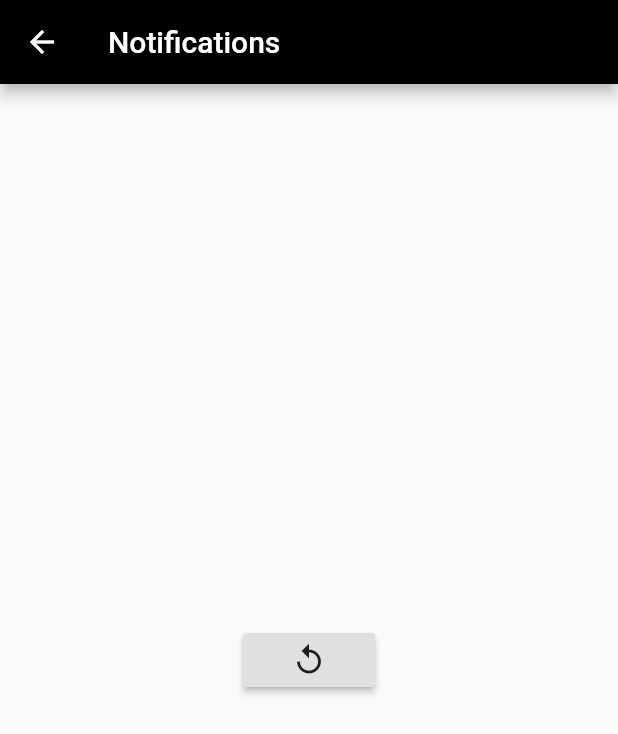
After one commit to abhinav-khanna/zeitgeist-2019, a Flutter app: the NotificationPage screen opened by its route, on a phone screen of 412 x 824 dp. The commit adds this screen. Shown: the top 734 px of the screen. Run offline on Flutter 3.47's test engine with Material 2 defaults, Android fonts, the phone set to English and light mode, and no system bars; our stand-ins replace date_format, firebase_messaging; accounts and stored records are empty; network calls fail.

Commit message:
Add notofication feature

```diff
--- a/lib/Detail.dart
+++ b/lib/Detail.dart
@@ -137,7 +137,7 @@ class _DetailState extends State<Info> {
                     textAlign: TextAlign.center,
                   ),
             Text(
-              "Prize Details",
+              "Worth",
               style: TextStyle(
                 color: Colors.white,
                 fontSize: 20,
--- /dev/null
+++ b/lib/notificationpage.dart
@@ -0,0 +1,140 @@
+import 'dart:convert';
+import 'package:date_format/date_format.dart';
+import 'package:flutter/material.dart';
+import 'package:http/http.dart' as http;
+
+class NotificationPage extends StatefulWidget {
+  @override
+  _NotificationPageState createState() => _NotificationPageState();
+}
+
+class _NotificationPageState extends State<NotificationPage> {
+  var _home;
+
+  _buildBody() {
+    return FutureBuilder(
+      future: getNotificationFromServer(),
+      builder: (context, snapshot) {
+        if (snapshot.connectionState == ConnectionState.waiting)
+          return Container(
+              color: Colors.black,
+              child: Center(
+                child: CircularProgressIndicator(),
+              ));
+        if (snapshot.hasData) {
+          if (snapshot.data.length == 0)
+            return Container(
+              child: Center(
+                child: Row(
+                  mainAxisAlignment: MainAxisAlignment.center,
+                  children: <Widget>[
+                    Icon(Icons.notifications_none),
+                    Text('No Notifications Yet!')
+                  ],
+                ),
+              ),
+            );
+          return Container(
+              color: Colors.black87,
+              child: ListView.builder(
+                itemCount: snapshot.data.length,
+                itemBuilder: (context, index) {
+                  DateTime startdateTime =
+                      DateTime.parse(snapshot.data[index]['created_on']);
+                  final time =
+                      formatDate(startdateTime, [hh, ':', nn, ' ', am]);
+                  final date = formatDate(startdateTime, [d, ' ', M]);
+                  return Card(
+                      color: Colors.black,
+                      child: ListTile(
+                        title: Wrap(children: <Widget>[
+                          Container(
+                            padding: EdgeInsets.all(7.0),
+                            decoration: new BoxDecoration(
+                                color: Colors.white,
+                                borderRadius: new BorderRadius.all(
+                                    Radius.circular(20.0))),
+                            child: Text(
+                              snapshot.data[index]['title'],
+                              style: TextStyle(
+                                  fontSize: 14.0, fontWeight: FontWeight.bold),
+                            ),
+                          )
+                        ]),
+                        subtitle: Padding(
+                            padding: EdgeInsets.only(top: 5.0),
+                            child: Text(
+                              snapshot.data[index]['content'],
+                              style: TextStyle(color: Colors.white),
+                            )),
+                        trailing: Container(
+                            child: Column(
+                                mainAxisSize: MainAxisSize.min,
+                                children: <Widget>[
+                              Text(
+                                time,
+                                style: TextStyle(color: Colors.white),
+                              ),
+                              Text(
+                                date,
+                                style: TextStyle(
+                                    color: Colors.white, fontSize: 10.0),
+                              )
+                            ])),
+                      ));
+                },
+              ));
+        } else if (snapshot.hasError) {
+          return Center(
+              child: RaisedButton(
+            child: Icon(Icons.replay),
+            onPressed: () {
+              setState(() {
+                _home = _buildBody();
+              });
+            },
+          ));
+        } else
+          return Container(
+              color: Colors.black,
+              child: Center(child: CircularProgressIndicator()));
+      },
+    );
+  }
+
+  @override
+  void initState() {
+    _home = _buildBody();
+    // TODO: implement initState
+    super.initState();
+  }
+
+  @override
+  Widget build(BuildContext context) {
+    // TODO: implement build
+    return Scaffold(
+      appBar:
+          AppBar(backgroundColor: Colors.black, title: Text('Notifications')),
+      body: _home,
+    );
+  }
+
+  getNotificationFromServer() async {
+    final response =
+        await http.get("http://www.zeitgeist.org.in/data-api/notification/");
+
+    if (response.statusCode == 200) {
+      // If the call to the server was successful, parse the JSON.
+      var jsonData = json.decode(response.body);
+      // jsonData.sort((a, b) {
+      //   return a['start_date_time']
+      //       .toString()
+      //       .compareTo(b['start_date_time'].toString());
+      // });
+      return jsonData;
+    } else {
+      // If that call was not successful, throw an error.
+      throw Exception('Failed to load post');
+    }
+  }
+}
--- a/pubspec.yaml
+++ b/pubspec.yaml
@@ -11,7 +11,7 @@ description: A new Flutter application.
 # In iOS, build-name is used as CFBundleShortVersionString while build-number used as CFBundleVersion.
 # Read more about iOS versioning at
 # https://developer.apple.com/library/archive/documentation/General/Reference/InfoPlistKeyReference/Articles/CoreFoundationKeys.html
-version: 1.3.0+4
+version: 1.5.0+6
 
 environment:
   sdk: ">=2.1.0 <3.0.0"
@@ -28,6 +28,7 @@ dependencies:
   http: any
   url_launcher: ^5.1.4
   date_format: ^1.0.6
+  firebase_messaging: ^5.1.6
 
 dev_dependencies:
   flutter_test:
```
Also changed, not shown: lib/firebasenotifications.dart (added, +63 -0 lines), lib/main.dart (+20 -1 lines), pubspec.lock, 9 other files.
